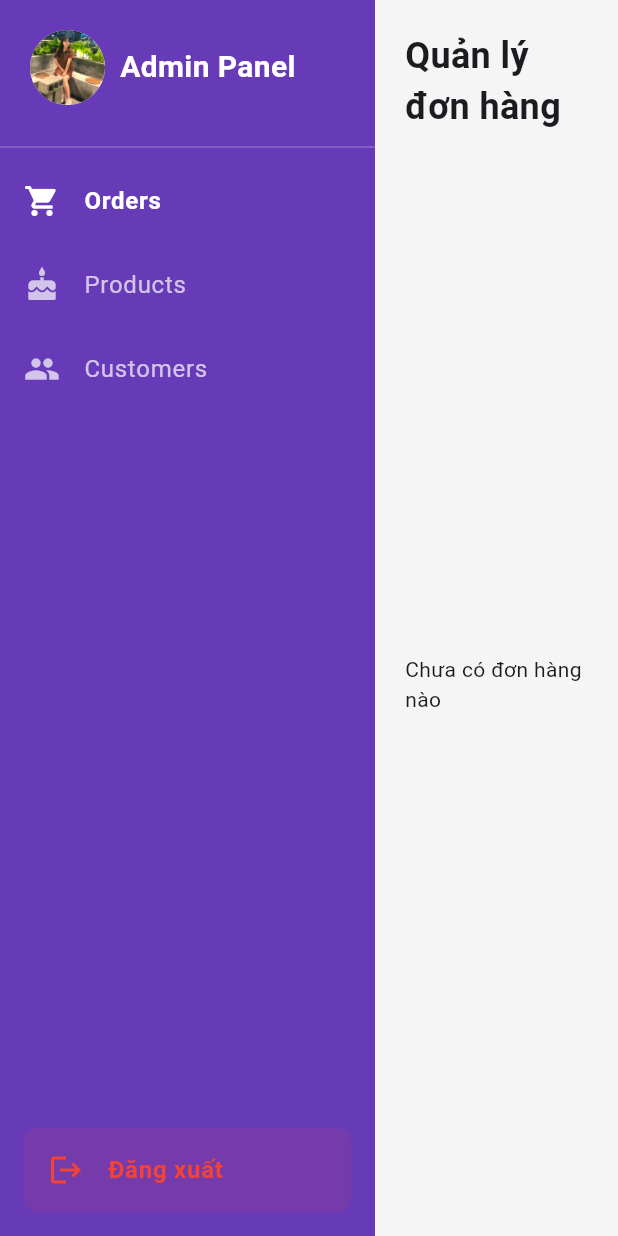
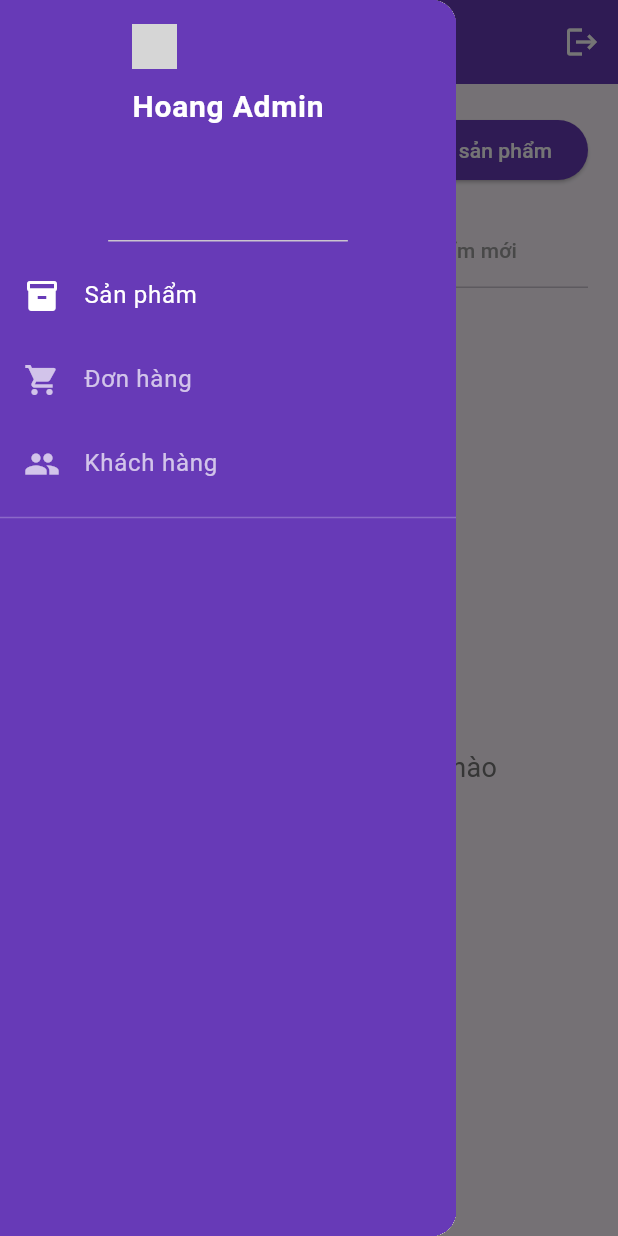
Before and after one commit to vanhoc-vn/app_Ban_Banh_Flutter, a Flutter app: the AdminLayout screen opened directly, with the side drawer open (before the commit the screen has no drawer), on a phone screen of 412 x 824 dp. Run offline on Flutter 3.47's test engine with Material 3 defaults, Android fonts, the phone set to English and light mode, and no system bars; our stand-ins replace cloud_firestore, firebase_auth, firebase_core, flutter_carousel_widget; accounts and stored records are empty; network calls fail; grey boxes are pictures that could not be loaded.

Commit message:
fix provider, layout responsive

```diff
--- a/lib/screens/admin/layout/admin_layout.dart
+++ b/lib/screens/admin/layout/admin_layout.dart
@@ -14,19 +14,12 @@ class AdminLayout extends StatefulWidget {
 
 class _AdminLayoutState extends State<AdminLayout> {
   int _selectedIndex = 0;
+  bool _isSidebarExpanded = true;
 
-  final List<_MenuItem> _menuItems = [
-    _MenuItem(
-      title: 'Orders',
-      icon: Icons.shopping_cart,
-      page: const OrdersPage(),
-    ),
-    _MenuItem(title: 'Products', icon: Icons.cake, page: const ProductsPage()),
-    _MenuItem(
-      title: 'Customers',
-      icon: Icons.people,
-      page: const CustomersPage(),
-    ),
+  final List<Widget> _pages = [
+    const ProductsPage(),
+    const OrdersPage(),
+    const CustomersPage(),
   ];
 
   Future<void> _handleLogout() async {
@@ -53,35 +46,216 @@ class _AdminLayoutState extends State<AdminLayout> {
 
   @override
   Widget build(BuildContext context) {
+    return LayoutBuilder(
+      builder: (context, constraints) {
+        // Kiểm tra nếu là mobile (width < 600)
+        if (constraints.maxWidth < 600) {
+          return _buildMobileLayout();
+        }
+        // Nếu là tablet hoặc desktop
+        return _buildDesktopLayout();
+      },
+    );
+  }
+
+  Widget _buildMobileLayout() {
+    return Scaffold(
+      appBar: AppBar(
+        title: const Text('Hoang Admin'),
+        backgroundColor: Colors.deepPurple,
+        foregroundColor: Colors.white,
+        actions: [
+          IconButton(icon: const Icon(Icons.logout), onPressed: _handleLogout),
+        ],
+      ),
+      drawer: Drawer(
+        child: Container(
+          color: Colors.deepPurple,
+          child: Column(
+            children: [
+              // Drawer Header
+              DrawerHeader(
+                decoration: const BoxDecoration(color: Colors.deepPurple),
+                child: Column(
+                  crossAxisAlignment: CrossAxisAlignment.start,
+                  children: [
+                    Image.asset(
+                      'assets/images/logo.png',
+                      height: 40,
+                      errorBuilder: (context, error, stackTrace) {
+                        return const Icon(
+                          Icons.shopping_bag,
+                          color: Colors.white,
+                          size: 30,
+                        );
+                      },
+                    ),
+                    const SizedBox(height: 10),
+                    const Text(
+                      'Hoang Admin',
+                      style: TextStyle(
+                        color: Colors.white,
+                        fontSize: 20,
+                        fontWeight: FontWeight.bold,
+                      ),
+                    ),
+                  ],
+                ),
+              ),
+              // Menu Items
+              Expanded(
+                child: ListView(
+                  padding: EdgeInsets.zero,
+                  children: [
+                    _buildDrawerItem(
+                      icon: Icons.inventory_2,
+                      title: 'Sản phẩm',
+                      index: 0,
+                    ),
+                    _buildDrawerItem(
+                      icon: Icons.shopping_cart,
+                      title: 'Đơn hàng',
+                      index: 1,
+                    ),
+                    _buildDrawerItem(
+                      icon: Icons.people,
+                      title: 'Khách hàng',
+                      index: 2,
+                    ),
+                    const Divider(color: Colors.white24),
+                    // ListTile(
+                    //   leading: const Icon(Icons.logout, color: Colors.white70),
+                    //   title: const Text(
+                    //     'Đăng xuất',
+                    //     style: TextStyle(color: Colors.white70),
+                    //   ),
+                    //   onTap: _handleLogout,
+                    // ),
+                  ],
+                ),
+              ),
+            ],
+          ),
+        ),
+      ),
+      body: _pages[_selectedIndex],
+    );
+  }
+
+  Widget _buildDrawerItem({
+    required IconData icon,
+    required String title,
+    required int index,
+  }) {
+    final isSelected = _selectedIndex == index;
+    return ListTile(
+      leading: Icon(icon, color: isSelected ? Colors.white : Colors.white70),
+      title: Text(
+        title,
+        style: TextStyle(color: isSelected ? Colors.white : Colors.white70),
+      ),
+      selected: isSelected,
+      onTap: () {
+        setState(() {
+          _selectedIndex = index;
+        });
+        Navigator.pop(context); // Đóng drawer sau khi chọn
+      },
+    );
+  }
+
+  Widget _buildDesktopLayout() {
     return Scaffold(
       body: Row(
         children: [
-          // Left Sidebar
+          // Sidebar
+          AnimatedContainer(
+            duration: const Duration(milliseconds: 200),
+            width: _isSidebarExpanded ? 250 : 70,
+            child: _buildSidebar(),
+          ),
+          // Main content
+          Expanded(
+            child: Column(
+              children: [
+                // Top bar
                 Container(
-            width: 250,
+                  height: 60,
+                  padding: const EdgeInsets.symmetric(horizontal: 20),
+                  decoration: BoxDecoration(
+                    color: Colors.white,
+                    boxShadow: [
+                      BoxShadow(
+                        color: Colors.grey.withOpacity(0.1),
+                        spreadRadius: 1,
+                        blurRadius: 3,
+                      ),
+                    ],
+                  ),
+                  child: Row(
+                    children: [
+                      IconButton(
+                        icon: Icon(
+                          _isSidebarExpanded
+                              ? Icons.chevron_left
+                              : Icons.chevron_right,
+                        ),
+                        onPressed: () {
+                          setState(() {
+                            _isSidebarExpanded = !_isSidebarExpanded;
+                          });
+                        },
+                      ),
+                      const Spacer(),
+                      // Thêm nút đăng xuất vào top bar
+                      IconButton(
+                        icon: const Icon(Icons.logout),
+                        onPressed: _handleLogout,
+                      ),
+                    ],
+                  ),
+                ),
+                // Main content
+                Expanded(child: Material(child: _pages[_selectedIndex])),
+              ],
+            ),
+          ),
+        ],
+      ),
+    );
+  }
+
+  Widget _buildSidebar() {
+    final List<Map<String, dynamic>> menuItems = [
+      {'icon': Icons.inventory_2, 'title': 'Sản phẩm', 'index': 0},
+      {'icon': Icons.shopping_cart, 'title': 'Đơn hàng', 'index': 1},
+      {'icon': Icons.people, 'title': 'Khách hàng', 'index': 2},
+    ];
+
+    return Container(
       color: Colors.deepPurple,
       child: Column(
         children: [
-                // Admin Header
-                Padding(
-                  padding: const EdgeInsets.all(20),
+          // Logo và tên app
+          Container(
+            height: 60,
+            padding: const EdgeInsets.symmetric(horizontal: 20),
             child: Row(
               children: [
-                      CircleAvatar(
-                        backgroundColor: Colors.white,
-                        radius: 25,
-                        child: ClipOval(
-                          child: Image.asset(
-                            "images/ava.jpg",
-                            width: 50,
-                            height: 50,
-                            fit: BoxFit.cover,
+                Image.asset(
+                  'assets/images/logo.png',
+                  height: 40,
+                  errorBuilder: (context, error, stackTrace) {
+                    return const Icon(
+                      Icons.shopping_bag,
+                      color: Colors.white,
+                      size: 30,
+                    );
+                  },
                 ),
-                        ),
-                      ),
+                if (_isSidebarExpanded) ...[
                   const SizedBox(width: 10),
-                      const Expanded(
-                        child: Text(
+                  const Text(
                     'Admin Panel',
                     style: TextStyle(
                       color: Colors.white,
@@ -89,153 +263,44 @@ class _AdminLayoutState extends State<AdminLayout> {
                       fontWeight: FontWeight.bold,
                     ),
                   ),
-                      ),
+                ],
               ],
             ),
           ),
           const Divider(color: Colors.white24),
-                // Menu Items
+          // Menu items
           Expanded(
             child: ListView.builder(
-                    itemCount: _menuItems.length,
+              itemCount: menuItems.length,
               itemBuilder: (context, index) {
-                      final item = _menuItems[index];
-                      final isSelected = _selectedIndex == index;
+                final item = menuItems[index];
+                final isSelected = _selectedIndex == item['index'];
                 return ListTile(
                   leading: Icon(
-                          item.icon,
+                    item['icon'],
                     color: isSelected ? Colors.white : Colors.white70,
                   ),
-                        title: Text(
-                          item.title,
+                  title:
+                      _isSidebarExpanded
+                          ? Text(
+                            item['title'],
                             style: TextStyle(
                               color: isSelected ? Colors.white : Colors.white70,
-                            fontWeight:
-                                isSelected
-                                    ? FontWeight.bold
-                                    : FontWeight.normal,
                             ),
-                        ),
+                          )
+                          : null,
                   selected: isSelected,
-                        selectedTileColor: Colors.white.withOpacity(0.1),
                   onTap: () {
                     setState(() {
-                            _selectedIndex = index;
+                      _selectedIndex = item['index'];
                     });
+                    // Đóng drawer nếu đang ở mobile
+                    if (MediaQuery.of(context).size.width < 600) {
+                      Navigator.pop(context);
+                    }
                   },
                 );
               },
-                  ),
-                ),
-                // Logout Button
-                Padding(
-                  padding: const EdgeInsets.all(16),
-                  child: Container(
-                    decoration: BoxDecoration(
-                      color: Colors.red.withOpacity(0.1),
-                      borderRadius: BorderRadius.circular(8),
-                    ),
-                    child: ListTile(
-                      leading: const Icon(Icons.logout, color: Colors.red),
-                      title: const Text(
-                        'Đăng xuất',
-                        style: TextStyle(
-                          color: Colors.red,
-                          fontWeight: FontWeight.bold,
-                        ),
-                      ),
-                      onTap: () {
-                        showDialog(
-                          context: context,
-                          builder:
-                              (context) => AlertDialog(
-                                title: Row(
-                                  children: [
-                                    const Icon(Icons.logout, color: Colors.red),
-                                    const SizedBox(width: 10),
-                                    const Text('Xác nhận đăng xuất'),
-                                  ],
-                                ),
-                                content: Column(
-                                  mainAxisSize: MainAxisSize.min,
-                                  children: [
-                                    const Icon(
-                                      Icons.warning_amber_rounded,
-                                      color: Colors.orange,
-                                      size: 48,
-                                    ),
-                                    const SizedBox(height: 16),
-                                    const Text(
-                                      'Bạn có chắc chắn muốn đăng xuất khỏi tài khoản admin?',
-                                      textAlign: TextAlign.center,
-                                    ),
-                                  ],
-                                ),
-                                actions: [
-                                  TextButton(
-                                    onPressed: () => Navigator.pop(context),
-                                    child: const Text(
-                                      'Hủy',
-                                      style: TextStyle(color: Colors.grey),
-                                    ),
-                                  ),
-                                  ElevatedButton(
-                                    onPressed: () async {
-                                      Navigator.pop(context);
-                                      try {
-                                        await _handleLogout();
-                                        if (mounted) {
-                                          ScaffoldMessenger.of(
-                                            context,
-                                          ).showSnackBar(
-                                            const SnackBar(
-                                              content: Text(
-                                                'Đăng xuất thành công',
-                                              ),
-                                              backgroundColor: Colors.green,
-                                            ),
-                                          );
-                                        }
-                                      } catch (e) {
-                                        if (mounted) {
-                                          ScaffoldMessenger.of(
-                                            context,
-                                          ).showSnackBar(
-                                            SnackBar(
-                                              content: Text(
-                                                'Lỗi đăng xuất: $e',
-                                              ),
-                                              backgroundColor: Colors.red,
-                                            ),
-                                          );
-                                        }
-                                      }
-                                    },
-                                    style: ElevatedButton.styleFrom(
-                                      backgroundColor: Colors.red,
-                                      foregroundColor: Colors.white,
-                                      padding: const EdgeInsets.symmetric(
-                                        horizontal: 20,
-                                        vertical: 12,
-                                      ),
-                                    ),
-                                    child: const Text('Đăng xuất'),
-                                  ),
-                                ],
-                              ),
-                        );
-                      },
-                    ),
-                  ),
-                ),
-              ],
-            ),
-          ),
-          // Main Content
-          Expanded(
-            child: Container(
-              color: Colors.grey[100],
-              child: _menuItems[_selectedIndex].page,
             ),
           ),
         ],
@@ -243,11 +308,3 @@ class _AdminLayoutState extends State<AdminLayout> {
     );
   }
 }
-
-class _MenuItem {
-  final String title;
-  final IconData icon;
-  final Widget page;
-
-  _MenuItem({required this.title, required this.icon, required this.page});
-}
--- a/lib/screens/admin/pages/products_page.dart
+++ b/lib/screens/admin/pages/products_page.dart
@@ -72,7 +72,7 @@ class _ProductsPageState extends State<ProductsPage>
             children: [
               const Text(
                 'Quản lý sản phẩm',
-                style: TextStyle(fontSize: 24, fontWeight: FontWeight.bold),
+                style: TextStyle(fontSize: 20, fontWeight: FontWeight.bold),
               ),
               ElevatedButton.icon(
                 onPressed:
--- a/lib/screens/homepage.dart
+++ b/lib/screens/homepage.dart
@@ -42,8 +42,6 @@ class _HomePageState extends State<HomePage> {
 
   @override
   void initState() {
-    super.initState();
-    Future.delayed(Duration.zero, () {
     categoryProvider = Provider.of<CategoryProvider>(context, listen: false);
     categoryProvider.getShirtData();
     categoryProvider.getDressData();
@@ -55,7 +53,7 @@ class _HomePageState extends State<HomePage> {
     productProvider.getFutureData();
     productProvider.getHomeFeatureData();
     productProvider.getHomeAchiveData();
-    });
+    super.initState();
   }
 
   Widget _buildCategoryProduct({required String image, required int color}) {
```
Lines whose indentation alone changed are shown as unchanged.
